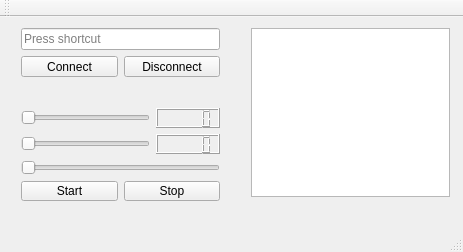
Old version of the form QtTcpClientProducer/mainwindow.ui in the repository Dojak220/Projeto03.
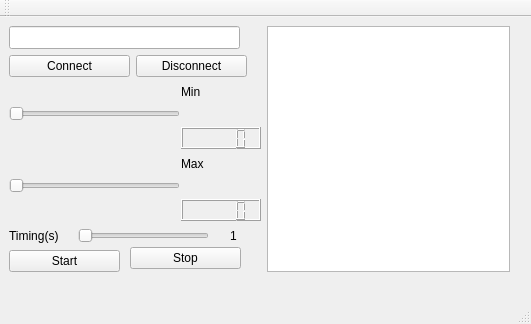
New version of the form.

What changed in the file:
```diff
--- a/QtTcpClientProducer/mainwindow.ui
+++ b/QtTcpClientProducer/mainwindow.ui
@@ -6,126 +6,196 @@
    <rect>
     <x>0</x>
     <y>0</y>
-    <width>463</width>
-    <height>252</height>
+    <width>531</width>
+    <height>324</height>
    </rect>
   </property>
   <property name="windowTitle">
    <string>MainWindow</string>
   </property>
   <widget class="QWidget" name="centralWidget">
-   <widget class="QWidget" name="verticalLayoutWidget">
+   <widget class="QLabel" name="label">
     <property name="geometry">
      <rect>
-      <x>240</x>
-      <y>0</y>
-      <width>221</width>
-      <height>191</height>
+      <x>230</x>
+      <y>210</y>
+      <width>16</width>
+      <height>17</height>
      </rect>
     </property>
-    <layout class="QVBoxLayout" name="verticalLayout">
-     <item>
-      <widget class="QListView" name="listView"/>
-     </item>
-    </layout>
+    <property name="text">
+     <string>1</string>
+    </property>
    </widget>
-   <widget class="QWidget" name="">
+   <widget class="QListView" name="listView">
     <property name="geometry">
      <rect>
-      <x>10</x>
-      <y>0</y>
-      <width>221</width>
-      <height>71</height>
+      <x>267</x>
+      <y>9</y>
+      <width>243</width>
+      <height>246</height>
      </rect>
     </property>
-    <layout class="QVBoxLayout" name="verticalLayout_2">
-     <item>
-      <widget class="QKeySequenceEdit" name="keySequenceEdit"/>
-     </item>
-     <item>
-      <layout class="QHBoxLayout" name="horizontalLayout">
-       <item>
-        <widget class="QPushButton" name="pushButtonConnect">
-         <property name="text">
-          <string>Connect</string>
-         </property>
-        </widget>
-       </item>
-       <item>
-        <widget class="QPushButton" name="pushButtonDisconnect">
-         <property name="text">
-          <string>Disconnect</string>
-         </property>
-        </widget>
-       </item>
-      </layout>
-     </item>
-    </layout>
    </widget>
-   <widget class="QWidget" name="">
+   <widget class="QPushButton" name="pushButtonConnect">
     <property name="geometry">
      <rect>
-      <x>10</x>
-      <y>80</y>
-      <width>221</width>
-      <height>114</height>
+      <x>9</x>
+      <y>38</y>
+      <width>121</width>
+      <height>22</height>
      </rect>
     </property>
-    <layout class="QVBoxLayout" name="verticalLayout_3">
-     <item>
-      <layout class="QHBoxLayout" name="horizontalLayout_2">
-       <item>
-        <widget class="QSlider" name="horizontalSliderMin">
-         <property name="orientation">
-          <enum>Qt::Horizontal</enum>
-         </property>
-        </widget>
-       </item>
-       <item>
-        <widget class="QLCDNumber" name="lcdNumberMin"/>
-       </item>
-      </layout>
-     </item>
-     <item>
-      <layout class="QHBoxLayout" name="horizontalLayout_3">
-       <item>
-        <widget class="QSlider" name="horizontalSliderMax">
-         <property name="orientation">
-          <enum>Qt::Horizontal</enum>
-         </property>
-        </widget>
-       </item>
-       <item>
-        <widget class="QLCDNumber" name="lcdNumberMax"/>
-       </item>
-      </layout>
-     </item>
-     <item>
-      <widget class="QSlider" name="horizontalSliderTimings">
-       <property name="orientation">
-        <enum>Qt::Horizontal</enum>
-       </property>
-      </widget>
-     </item>
-     <item>
-      <layout class="QHBoxLayout" name="horizontalLayout_4">
-       <item>
-        <widget class="QPushButton" name="pushButtonStart">
-         <property name="text">
-          <string>Start</string>
-         </property>
-        </widget>
-       </item>
-       <item>
-        <widget class="QPushButton" name="pushButtonStop">
-         <property name="text">
-          <string>Stop</string>
-         </property>
-        </widget>
-       </item>
-      </layout>
-     </item>
-    </layout>
+    <property name="text">
+     <string>Connect</string>
+    </property>
+   </widget>
+   <widget class="QSlider" name="horizontalSliderTimings">
+    <property name="geometry">
+     <rect>
+      <x>78</x>
+      <y>211</y>
+      <width>131</width>
+      <height>16</height>
+     </rect>
+    </property>
+    <property name="orientation">
+     <enum>Qt::Horizontal</enum>
+    </property>
+   </widget>
+   <widget class="QSlider" name="horizontalSliderMin">
+    <property name="geometry">
+     <rect>
+      <x>9</x>
+      <y>89</y>
+      <width>171</width>
+      <height>16</height>
+     </rect>
+    </property>
+    <property name="orientation">
+     <enum>Qt::Horizontal</enum>
+    </property>
+   </widget>
+   <widget class="QPushButton" name="pushButtonStart">
+    <property name="geometry">
+     <rect>
+      <x>9</x>
+      <y>233</y>
+      <width>111</width>
+      <height>22</height>
+     </rect>
+    </property>
+    <property name="text">
+     <string>Start</string>
+    </property>
+   </widget>
+   <widget class="QPushButton" name="pushButtonStop">
+    <property name="geometry">
+     <rect>
+      <x>130</x>
+      <y>230</y>
+      <width>111</width>
+      <height>22</height>
+     </rect>
+    </property>
+    <property name="text">
+     <string>Stop</string>
+    </property>
+   </widget>
+   <widget class="QLabel" name="label_2">
+    <property name="geometry">
+     <rect>
+      <x>9</x>
+      <y>210</y>
+      <width>63</width>
+      <height>17</height>
+     </rect>
+    </property>
+    <property name="text">
+     <string>Timing(s)</string>
+    </property>
+   </widget>
+   <widget class="QLineEdit" name="setIP">
+    <property name="geometry">
+     <rect>
+      <x>9</x>
+      <y>9</y>
+      <width>231</width>
+      <height>23</height>
+     </rect>
+    </property>
+   </widget>
+   <widget class="QLCDNumber" name="lcdNumberMin">
+    <property name="geometry">
+     <rect>
+      <x>181</x>
+      <y>110</y>
+      <width>80</width>
+      <height>22</height>
+     </rect>
+    </property>
+   </widget>
+   <widget class="QLabel" name="label_3">
+    <property name="geometry">
+     <rect>
+      <x>181</x>
+      <y>66</y>
+      <width>26</width>
+      <height>17</height>
+     </rect>
+    </property>
+    <property name="text">
+     <string>Min</string>
+    </property>
+   </widget>
+   <widget class="QLabel" name="label_4">
+    <property name="geometry">
+     <rect>
+      <x>181</x>
+      <y>138</y>
+      <width>29</width>
+      <height>17</height>
+     </rect>
+    </property>
+    <property name="text">
+     <string>Max</string>
+    </property>
+   </widget>
+   <widget class="QSlider" name="horizontalSliderMax">
+    <property name="geometry">
+     <rect>
+      <x>9</x>
+      <y>161</y>
+      <width>171</width>
+      <height>16</height>
+     </rect>
+    </property>
+    <property name="orientation">
+     <enum>Qt::Horizontal</enum>
+    </property>
+   </widget>
+   <widget class="QLCDNumber" name="lcdNumberMax">
+    <property name="geometry">
+     <rect>
+      <x>181</x>
+      <y>182</y>
+      <width>80</width>
+      <height>22</height>
+     </rect>
+    </property>
+   </widget>
+   <widget class="QPushButton" name="pushButtonDisconnect">
+    <property name="geometry">
+     <rect>
+      <x>136</x>
+      <y>38</y>
+      <width>111</width>
+      <height>22</height>
+     </rect>
+    </property>
+    <property name="text">
+     <string>Disconnect</string>
+    </property>
    </widget>
   </widget>
   <widget class="QMenuBar" name="menuBar">
```
Left out of the diff: 55 changed lines with no effect on the pictures.
